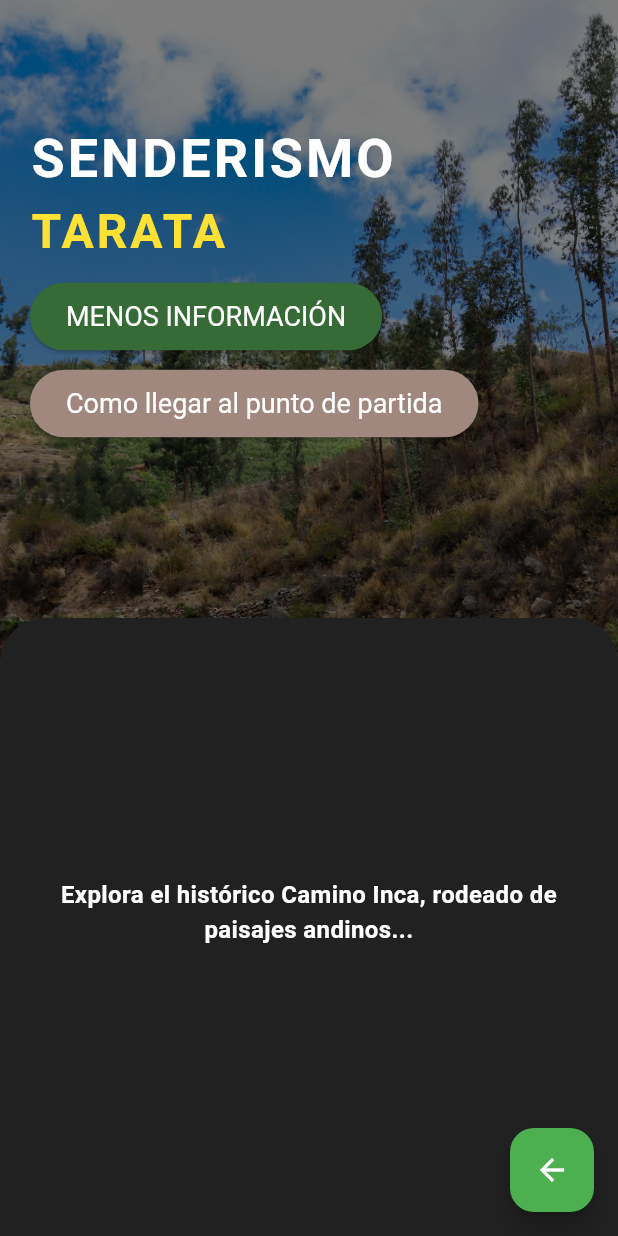
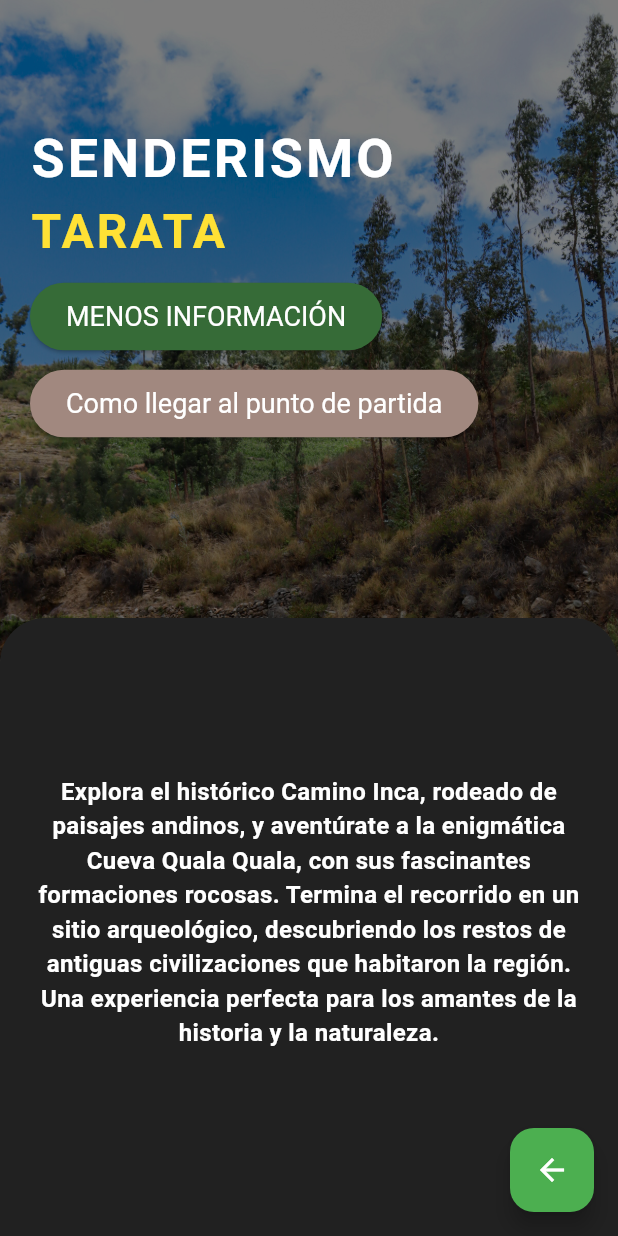
Before and after one commit to PreguntadosMoviles/TarataApp, a Flutter app: the SenderismoScreen screen opened directly, after a tap on "MÁS INFORMACIÓN", on a phone screen of 412 x 824 dp. Run offline on Flutter 3.47's test engine with Material 3 defaults, Android fonts, the phone set to English and light mode, and no system bars; our stand-ins replace carousel_slider, cloud_firestore, connectivity_plus, firebase_auth, firebase_core, geolocator and 2 more; missing offline and left inert: flutter_polyline_points; accounts and stored records are empty.

Commit message:
correción v1

```diff
--- a/lib/senderismo.dart
+++ b/lib/senderismo.dart
@@ -236,7 +236,7 @@ void _drawRoute() async {
                   children: [
                     Text(
                       _isExpanded
-                          ? 'Explora el histórico Camino Inca, rodeado de paisajes andinos...'
+                          ? 'Explora el histórico Camino Inca, rodeado de paisajes andinos, y aventúrate a la enigmática Cueva Quala Quala, con sus fascinantes formaciones rocosas. Termina el recorrido en un sitio arqueológico, descubriendo los restos de antiguas civilizaciones que habitaron la región. Una experiencia perfecta para los amantes de la historia y la naturaleza.'
                           : 'Explora el histórico Camino Inca...',
                       style: TextStyle(
                         color: Colors.white,
```
